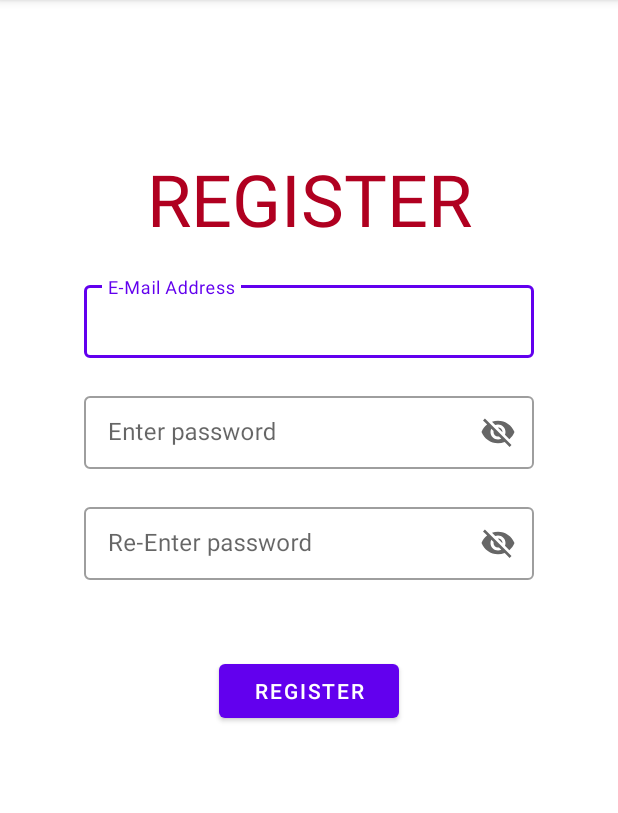
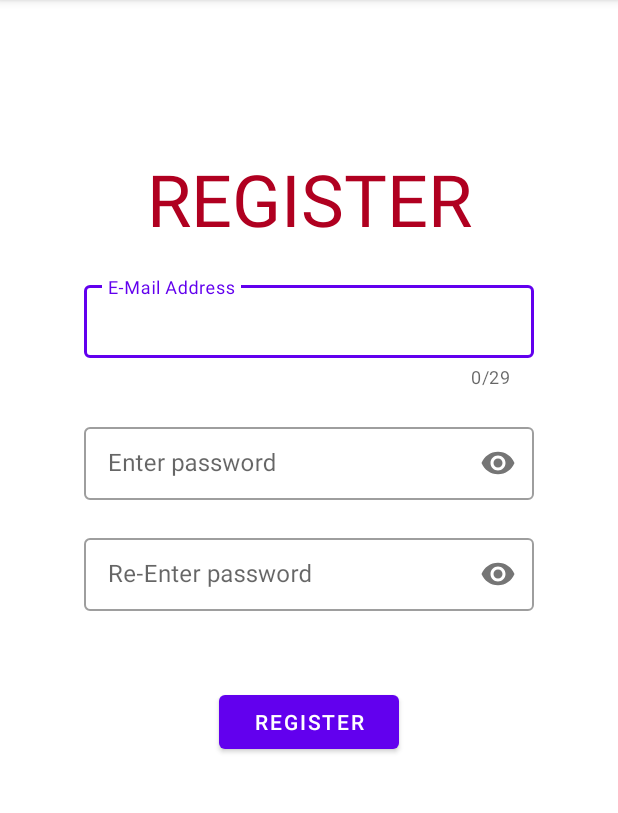
Before and after one commit to rbettinelli/done, an Android app: the MainRegister screen opened directly, with no data from a screen before it, after a tap on "REGISTER", on a phone screen of 412 x 824 dp, the part 84-897 px from its top. Run offline under Robolectric (Android 15) with nearby library versions, the phone set to English and light mode, and no system bars; our stand-ins replace Volley; network calls fail.

Commit message:
Merge remote-tracking branch 'origin/master'

```diff
--- a/app/build.gradle
+++ b/app/build.gradle
@@ -48,6 +48,7 @@ dependencies {
     implementation 'com.google.firebase:firebase-auth'
     implementation 'com.google.firebase:firebase-firestore'
     implementation 'com.android.volley:volley:1.2.1'
+    implementation 'androidx.preference:preference:1.2.0'
 }
 
 allprojects {
--- a/app/src/main/java/com/ioserv/done/Global.java
+++ /dev/null
@@ -1,21 +0,0 @@
-package com.ioserv.done;
-
-import android.content.Context;
-import android.widget.Toast;
-
-import javax.crypto.SecretKey;
-
-public class Global {
-
-    public static SecretKey mySk;
-    public static Boolean   myValidUser;
-    public static String    myValidUserType;
-    public static int       myValidUserID;
-
-    public static void errorOccurred(Context context, String errorMessage) {
-        Toast toast=Toast.makeText(context ,errorMessage,Toast.LENGTH_SHORT);
-        toast.setMargin(50,50);
-        toast.show();
-    }
-
-}
--- /dev/null
+++ b/app/src/main/java/com/ioserv/done/LibCom.java
@@ -0,0 +1,14 @@
+package com.ioserv.done;
+
+import android.content.Context;
+import android.widget.Toast;
+
+public class LibCom {
+
+    public void ErrorOccurred(Context c, String txt ) {
+        Toast toast=Toast.makeText(c,txt,Toast.LENGTH_SHORT);
+        toast.setMargin(50,50);
+        toast.show();
+    }
+
+}
--- a/app/src/main/java/com/ioserv/done/MainRegister.java
+++ b/app/src/main/java/com/ioserv/done/MainRegister.java
@@ -2,7 +2,9 @@ package com.ioserv.done;
 
 import androidx.appcompat.app.AppCompatActivity;
 import android.content.Intent;
+import android.content.SharedPreferences;
 import android.os.Bundle;
+import android.preference.PreferenceManager;
 import android.view.View;
 import android.widget.Button;
 import com.google.android.material.textfield.TextInputLayout;
@@ -13,6 +15,7 @@ import java.util.HashMap;
 
 public class MainRegister extends AppCompatActivity implements LoadWebServices.OnNetworkCallCompleteListener {
 
+    private LibCom comLib = new LibCom();
     // web Services Model.
     private LoadWebServices modelWebServices;
     JSONObject requestData;
@@ -33,28 +36,28 @@ public class MainRegister extends AppCompatActivity implements LoadWebServices.O
 
     public void register() {
 
-        TextInputLayout textInputLayoutU = findViewById(R.id.eMail);
+        TextInputLayout textInputLayoutU = findViewById(R.id.userEmailLayout);
         String textUser = textInputLayoutU.getEditText().getText().toString();
 
-        TextInputLayout textInputLayoutP1 = findViewById(R.id.userPass);
-        String textUser1 = textInputLayoutP1.getEditText().getText().toString();
+        TextInputLayout textInputLayoutP1 = findViewById(R.id.userPass1Layout);
+        String textPass1 = textInputLayoutP1.getEditText().getText().toString();
 
-        TextInputLayout textInputLayoutP2 = findViewById(R.id.userPass2);
-        String textUser2 = textInputLayoutP2.getEditText().getText().toString();
+        TextInputLayout textInputLayoutP2 = findViewById(R.id.userPass2Layout);
+        String textPass2 = textInputLayoutP2.getEditText().getText().toString();
 
 
-        if (textUser1.equals(textUser2)) {
+        if (textPass1.equals(textPass2)) {
 
             // Web Service - JSON CALL.
             HashMap<String,Object> param = new HashMap<>();
             param.put("U",textUser);
-            param.put("P",textUser1);
+            param.put("P",textPass1);
 
-            modelWebServices = new VolleyGet(this,"VerifyUser",param);
+            modelWebServices = new VolleyGet(this,"spi_RegisterUser",param);
             modelWebServices.setOnNetworkCallCompleteListener(this);
 
         }else {
-            Global.errorOccurred(getApplicationContext(),"Error!");
+            comLib.ErrorOccurred(getApplicationContext(),"Error!");
         }
 
     }
@@ -65,32 +68,33 @@ public class MainRegister extends AppCompatActivity implements LoadWebServices.O
         requestData = modelWebServices.getResponseData();
 
         try {
-            //JSONObject jObject = requestData;
-
             JSONObject jsonObject = requestData;
             JSONArray dataArray = jsonObject.getJSONArray("Table");
-            JSONObject logonDetail = dataArray.getJSONObject(0);
+            JSONObject regDetail = dataArray.getJSONObject(0);
 
-            if (logonDetail.getBoolean("Ok")) {
-                Global.myValidUser = logonDetail.getBoolean("Ok");
-                Global.myValidUserID = logonDetail.getInt("ID");
-                Global.myValidUserType = logonDetail.getString("typ");
+            if (regDetail.getBoolean("Ok")) {
+
+                SharedPreferences preferences = PreferenceManager.getDefaultSharedPreferences(this);
+                SharedPreferences.Editor edit = preferences.edit();
+                edit.putInt("id", regDetail.getInt("ID"));
+                edit.putString("type",regDetail.getString("typ"));
+                edit.putBoolean("valid",regDetail.getBoolean("Ok"));
+                edit.apply();
 
                 startActivity(new Intent(MainRegister.this, MainLogin.class));
             } else {
-                Global.errorOccurred(getApplicationContext(), "Invalid Registration");
+                comLib.ErrorOccurred(getApplicationContext(), "Invalid Registration");
             }
 
         } catch (Exception e) {
-            //idx = "Json DOA";
+            //String x = e.toString();
+            comLib.ErrorOccurred(getApplicationContext(), "App Fault.");
         }
     }
 
     @Override
     public void errorOccurred(String errorMessage) {
-        Global.errorOccurred(getApplicationContext(),"Connection Fault");
+        comLib.ErrorOccurred(getApplicationContext(),"Connection Fault");
     }
 
-
-
 }
--- a/app/src/main/res/layout/activity_main_register.xml
+++ b/app/src/main/res/layout/activity_main_register.xml
@@ -21,52 +21,65 @@
 
 
     <com.google.android.material.textfield.TextInputLayout
-        android:id="@+id/userEmail"
+        android:id="@+id/userEmailLayout"
         style="@style/Widget.MaterialComponents.TextInputLayout.OutlinedBox.Dense"
         android:layout_width="300dp"
         android:layout_height="wrap_content"
         android:layout_marginTop="20dp"
         android:gravity="center_horizontal"
         android:hint="E-Mail Address"
+        app:counterEnabled="true"
+        app:counterMaxLength="29"
         app:layout_constraintTop_toTopOf="parent">
 
         <com.google.android.material.textfield.TextInputEditText
+            android:id="@+id/userEmail"
             android:layout_width="match_parent"
             android:layout_height="wrap_content"
+            android:maxLines="1"
+            android:maxLength= "29"
             android:gravity="center_vertical" />
 
     </com.google.android.material.textfield.TextInputLayout>
 
     <com.google.android.material.textfield.TextInputLayout
-        android:id="@+id/userPass"
+        android:id="@+id/userPass1Layout"
         style="@style/Widget.MaterialComponents.TextInputLayout.OutlinedBox.Dense"
         android:layout_width="300dp"
         android:layout_height="wrap_content"
         android:layout_marginTop="20dp"
         android:gravity="center_horizontal"
         android:hint="Enter password"
-        app:endIconMode="password_toggle">
+        app:passwordToggleEnabled="true">
 
         <com.google.android.material.textfield.TextInputEditText
+            android:id="@+id/userPass1"
             android:layout_width="match_parent"
             android:layout_height="wrap_content"
+            android:maxLength= "20"
+            app:endIconMode="password_toggle"
+            android:inputType="text|textPassword"
             android:isScrollContainer="false" />
 
     </com.google.android.material.textfield.TextInputLayout>
 
     <com.google.android.material.textfield.TextInputLayout
-        android:id="@+id/userPass2"
+        android:id="@+id/userPass2Layout"
         style="@style/Widget.MaterialComponents.TextInputLayout.OutlinedBox.Dense"
         android:layout_width="300dp"
         android:layout_height="wrap_content"
         android:layout_marginTop="20dp"
         android:gravity="center_horizontal"
         android:hint="Re-Enter password"
-        app:endIconMode="password_toggle">
+        app:passwordToggleEnabled="true">
 
         <com.google.android.material.textfield.TextInputEditText
+            android:id="@+id/userPass2"
             android:layout_width="match_parent"
             android:layout_height="wrap_content"
+            android:maxLength= "20"
+            app:endIconMode="password_toggle"
+            android:inputType="text|textPassword"
             android:isScrollContainer="false" />
 
     </com.google.android.material.textfield.TextInputLayout>
```
Also changed, not shown: app/src/main/java/com/ioserv/done/MainActivity.java (+6 -5 lines), app/src/main/java/com/ioserv/done/MainLogin.java (+15 -7 lines).
